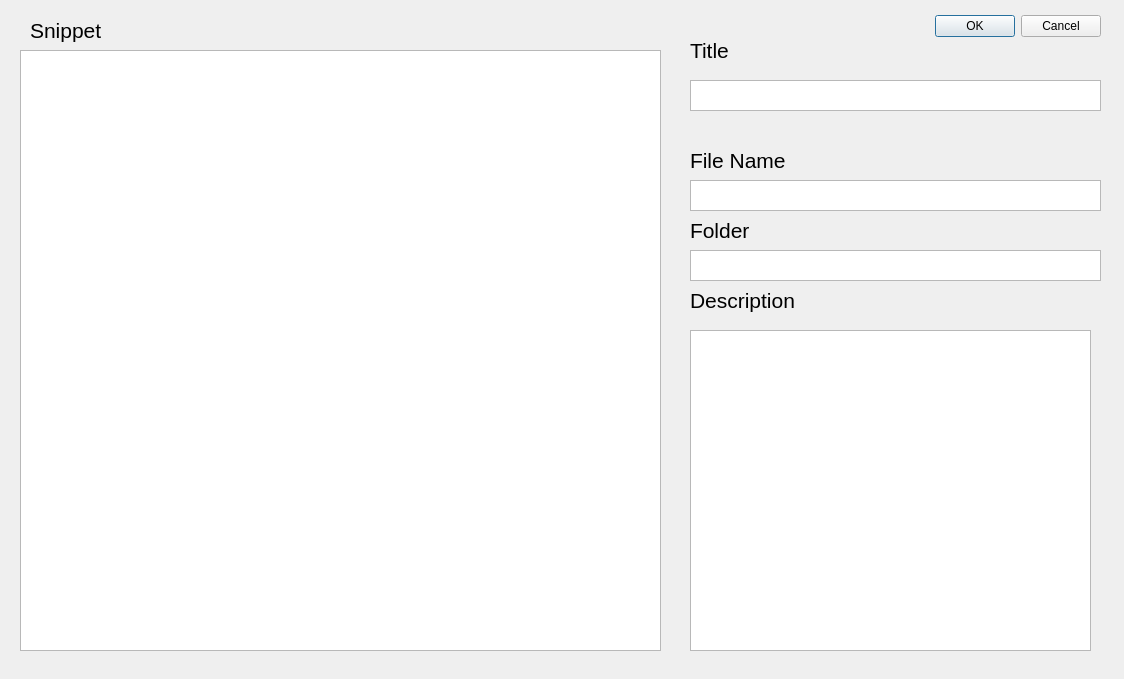
First picture: the form in UI/addSnippet.ui, repository YannikKasper/SnippetOrganiser, before the edit.
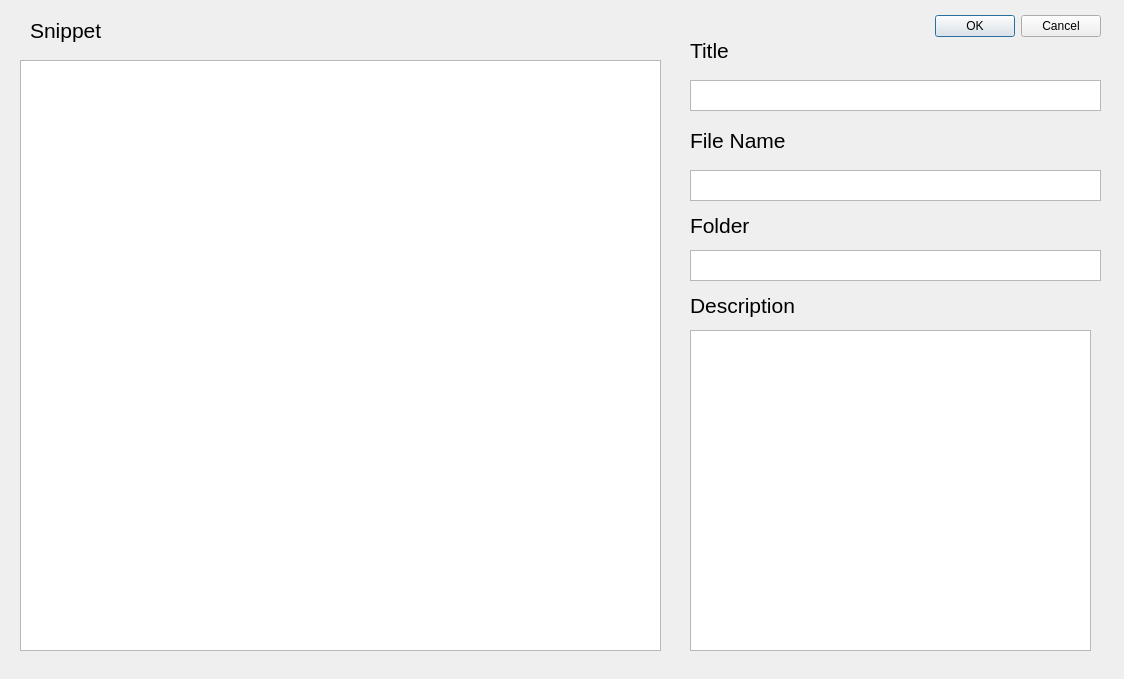
Second picture: the form after the edit.

```diff
--- a/UI/addSnippet.ui
+++ b/UI/addSnippet.ui
@@ -33,9 +33,9 @@
    <property name="geometry">
     <rect>
      <x>20</x>
-     <y>50</y>
+     <y>60</y>
      <width>641</width>
-     <height>601</height>
+     <height>591</height>
     </rect>
    </property>
   </widget>
@@ -43,7 +43,7 @@
    <property name="geometry">
     <rect>
      <x>690</x>
-     <y>180</y>
+     <y>170</y>
      <width>411</width>
      <height>31</height>
     </rect>
@@ -81,7 +81,7 @@
    <property name="geometry">
     <rect>
      <x>690</x>
-     <y>140</y>
+     <y>120</y>
      <width>121</width>
      <height>41</height>
     </rect>
@@ -99,9 +99,9 @@
    <property name="geometry">
     <rect>
      <x>690</x>
-     <y>280</y>
+     <y>290</y>
      <width>121</width>
-     <height>41</height>
+     <height>31</height>
     </rect>
    </property>
    <property name="font">
@@ -129,7 +129,7 @@
      <x>690</x>
      <y>210</y>
      <width>121</width>
-     <height>41</height>
+     <height>31</height>
     </rect>
    </property>
    <property name="font">
```
